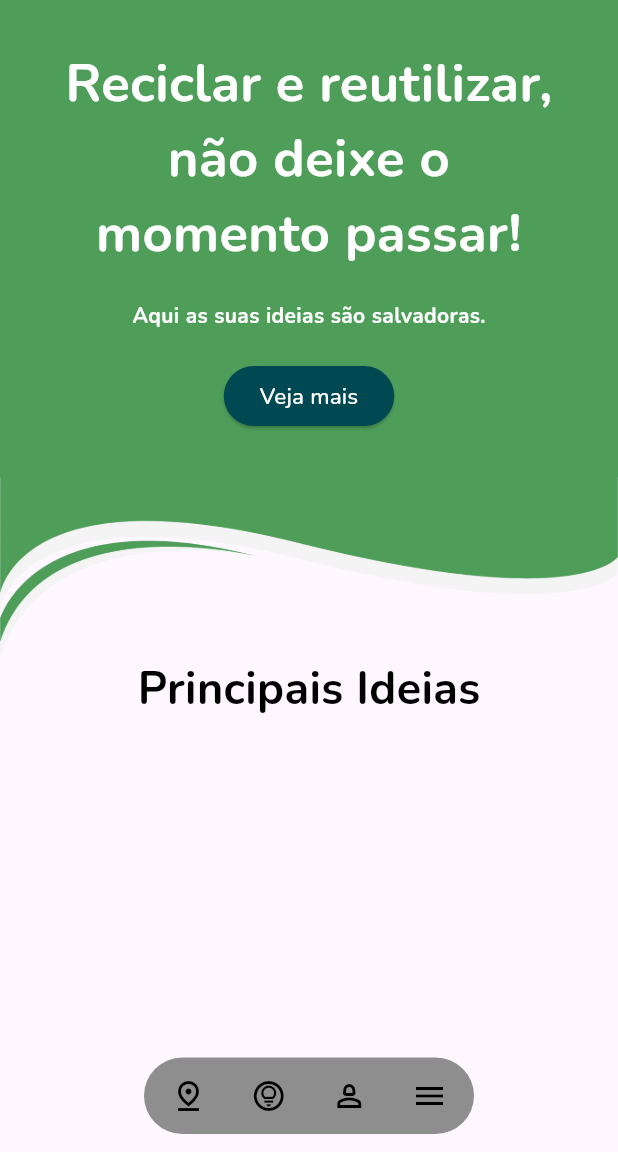
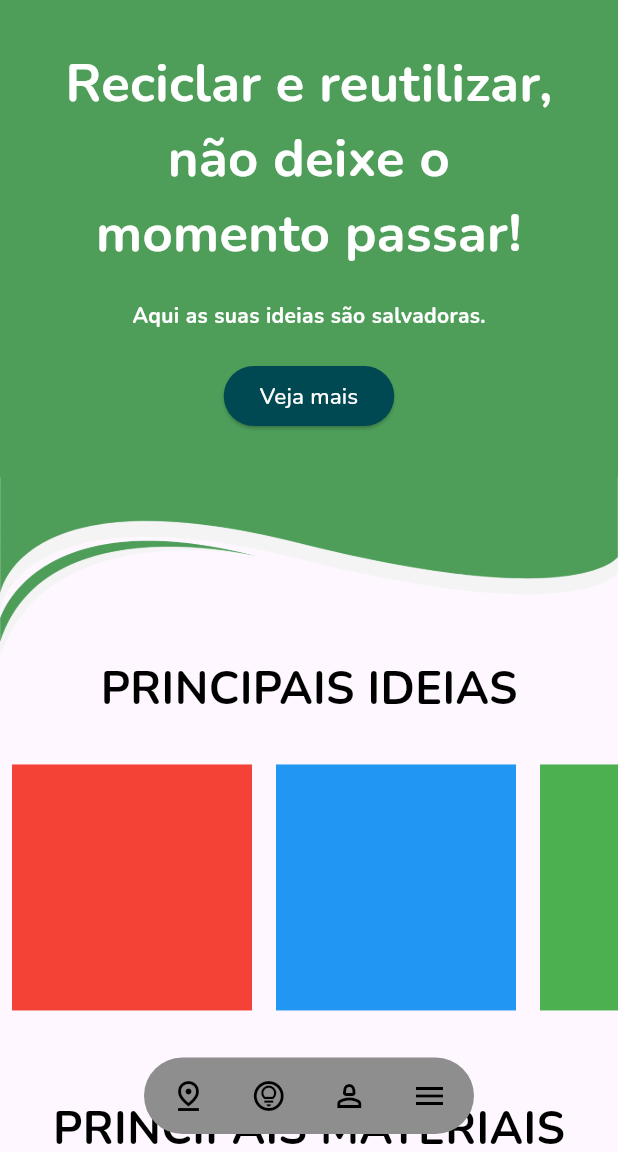
Before and after one commit to BeatrizAcardia/flutter_application_ecoment_inicial, a Flutter app: the Myinicial screen opened directly, on a phone screen of 412 x 824 dp, the part 84-1236 px from its top. Run offline on Flutter 3.47's test engine with Material 3 defaults, Android fonts, the phone set to English and light mode, and no system bars; our stand-ins replace email_validator; missing offline and left inert: br_validators.

Commit message:
um meio carrossel quase bonitinho, também adicionei os icones dos materiais 😘😘

```diff
--- a/lib/views/inicial.dart
+++ b/lib/views/inicial.dart
@@ -1,6 +1,5 @@
 // ignore_for_file: prefer_const_literals_to_create_immutables, prefer_const_constructors, unused_import, override_on_non_overriding_member, annotate_overrides, prefer_final_fields, unnecessary_import
 
-import 'package:carousel_slider/carousel_slider.dart';
 import 'package:flutter/material.dart';
 import 'package:flutter/widgets.dart';
 import 'package:flutter_application_ecoment_inicial/defaultWidgets/bottomAppBar.dart';
@@ -17,15 +16,33 @@ class Myinicial extends StatefulWidget {
 }
 
 class _MyinicialState extends State<Myinicial> {
+  final GlobalKey<ScaffoldState> _scaffoldKey = GlobalKey<ScaffoldState>();
+
   @override
+  Widget build(BuildContext context) {
     final onda = SizedBox(
       child: Image.asset('assets/imgs/ondaDebaixoLanding.png'),
     );
 
-  GlobalKey<ScaffoldState> _scaffoldKey = GlobalKey();
+    final metal = SizedBox(
+        height: 100, width: 100, child: Image.asset('assets/imgs/metal.png'));
 
+    final organico = SizedBox(
+        height: 100,
+        width: 100,
+        child: Image.asset('assets/imgs/organico.png'));
 
-  Widget build(BuildContext context) {
+    final papel = SizedBox(
+        height: 100, width: 100, child: Image.asset('assets/imgs/papel.png'));
+
+    final plastico = SizedBox(
+        height: 100,
+        width: 100,
+        child: Image.asset('assets/imgs/plastico.png'));
+
+    final vidro = SizedBox(
+        height: 100, width: 100, child: Image.asset('assets/imgs/vidro.png'));
+
     return Scaffold(
         key: _scaffoldKey,
         appBar: AppBar(
@@ -37,7 +54,6 @@ class _MyinicialState extends State<Myinicial> {
           ),
         ),
         drawer: AppDrawer(),
-
         body: Stack(
           alignment: Alignment.center,
           fit: StackFit.expand,
@@ -46,12 +62,14 @@ class _MyinicialState extends State<Myinicial> {
                 child: Column(
               children: [
                 DecoratedBox(
-            decoration: BoxDecoration(color: Color.fromARGB(255, 78, 158, 90)),
+                  decoration:
+                      BoxDecoration(color: Color.fromARGB(255, 78, 158, 90)),
                   child: Padding(
                       padding: EdgeInsets.all(30),
                       child: Column(
                         children: <Widget>[
-                    Text("Reciclar e reutilizar, não deixe o momento passar!",
+                          Text(
+                              "Reciclar e reutilizar, não deixe o momento passar!",
                               style: TextStyle(
                                   color: Colors.white,
                                   fontSize: 35,
@@ -88,7 +106,7 @@ class _MyinicialState extends State<Myinicial> {
                 onda,
 
                 Text(
-            "Principais Ideias",
+                 "PRINCIPAIS IDEIAS",
                  style: TextStyle(
                  fontFamily: 'Nunito',
                 fontSize: 30,
@@ -96,12 +114,100 @@ class _MyinicialState extends State<Myinicial> {
                 fontWeight: FontWeight.bold),
                 ),
 
+                //carrossel aqui quando eu conseguir !!
+       Container(
+  margin: const EdgeInsets.symmetric(vertical: 20),
+  height: 180, //tamanho dos containers
+  child: ListView(
+    // This next line does the trick.
+    scrollDirection: Axis.horizontal,
+    children: <Widget>[
+      Padding(
+        padding: const EdgeInsets.all(8.0), // adicione o padding desejado aqui
+        child: Container(
+          width: 160,
+          color: Colors.red,
+        ),
+      ),
+      Padding(
+        padding: const EdgeInsets.all(8.0), // adicione o padding desejado aqui
+        child: Container(
+          width: 160,
+          color: Colors.blue,
+        ),
+      ),
+      Padding(
+        padding: const EdgeInsets.all(8.0), // adicione o padding desejado aqui
+        child: Container(
+          width: 160,
+          color: Colors.green,
+        ),
+      ),
+      Padding(
+        padding: const EdgeInsets.all(8.0), // adicione o padding desejado aqui
+        child: Container(
+          width: 160,
+          color: Colors.yellow,
+        ),
+      ),
+      Padding(
+        padding: const EdgeInsets.all(8.0), // adicione o padding desejado aqui
+        child: Container(
+          width: 160,
+          color: Colors.orange,
+        ),
+      ),
+    ],
+  ),
+),
 
+
+        SizedBox(height: 30,),
+
+                Text(
+                  "PRINCIPAIS MATERIAIS",
+                  style: TextStyle(
+                      fontFamily: 'Nunito',
+                      fontSize: 30,
+                      color: Colors.black,
+                      fontWeight: FontWeight.bold),
+                ),
+                SizedBox(height: 30),
+                Row(
+                  mainAxisAlignment: MainAxisAlignment.center,
+                  children: [
+                    Column(
+                     children: [
+                      plastico,
+                      Text("Plástico", style: TextStyle(fontFamily: 'Nunito', fontWeight: FontWeight.bold, color: Colors.black))
+                     ]
+                    ),
+
+                    Column(children: [
+                      vidro,
+                      Text("Vidro", style: TextStyle(fontFamily: 'Nunito', fontWeight: FontWeight.bold, color: Colors.black))
+                    ],),
+
+                   Column(children: [
+                    metal,
+                    Text("Metal", style: TextStyle(fontFamily: 'Nunito', fontWeight: FontWeight.bold, color: Colors.black))
+                   ],),
+
+                   Column(children: [
+                    papel,
+                    Text("Papel", style: TextStyle(fontFamily: 'Nunito', fontWeight: FontWeight.bold, color: Colors.black))
+                   ],),
+
+                   Column(children: [
+                    organico,
+                    Text("Orgânicos", style: TextStyle(fontFamily: 'Nunito', fontWeight: FontWeight.bold, color: Colors.black))
+                   ],)
                    ],
                 )
-      ),
+              ],
+            )),
             WidgetBottomAppBar(scaffoldKey: _scaffoldKey)
-      ],)
-    );
+          ],
+        ));
   }
 }
--- a/lib/views/main.dart
+++ b/lib/views/main.dart
@@ -26,7 +26,7 @@ class MyApp extends StatelessWidget {
         //colorScheme: ColorScheme.fromSeed(seedColor: Color.fromARGB(0, 58, 118, 183)),
         useMaterial3: true,
       ),
-      home: PontosColeta(),
+      home: Myinicial(),
     );
   }
 }
```
Also changed, not shown: assets/imgs/metal.png (added), assets/imgs/organico.png (added), assets/imgs/papel.png (added), assets/imgs/plastico.png (added), assets/imgs/vidro.png (added). Lines whose indentation alone changed are shown as unchanged.
